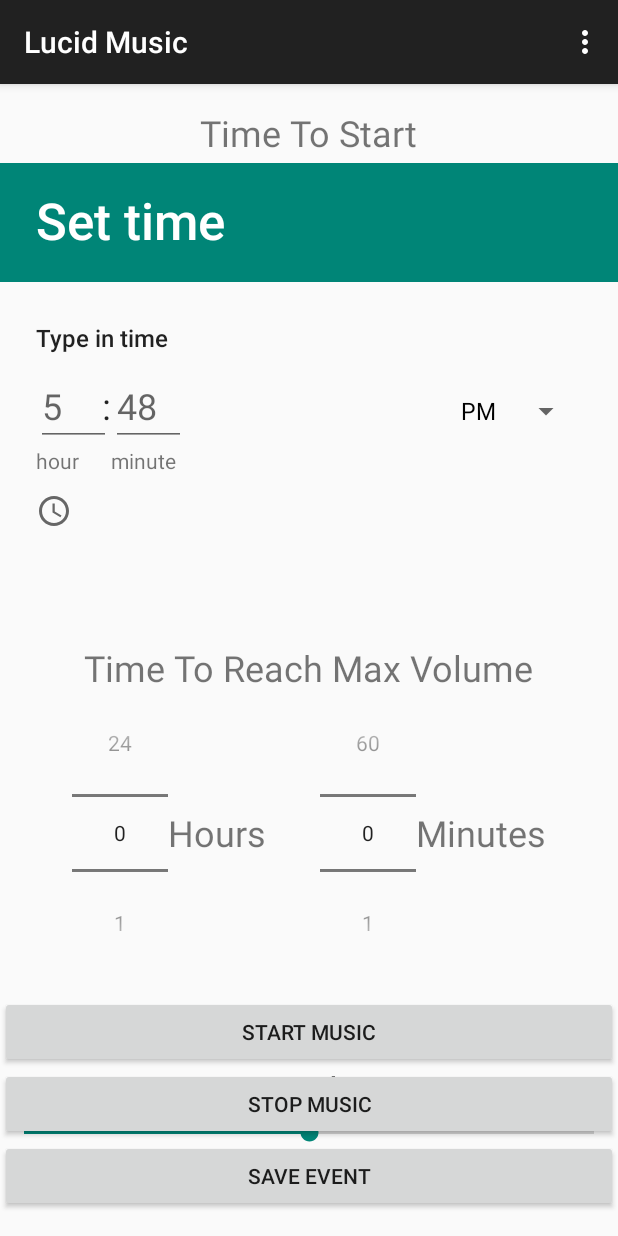
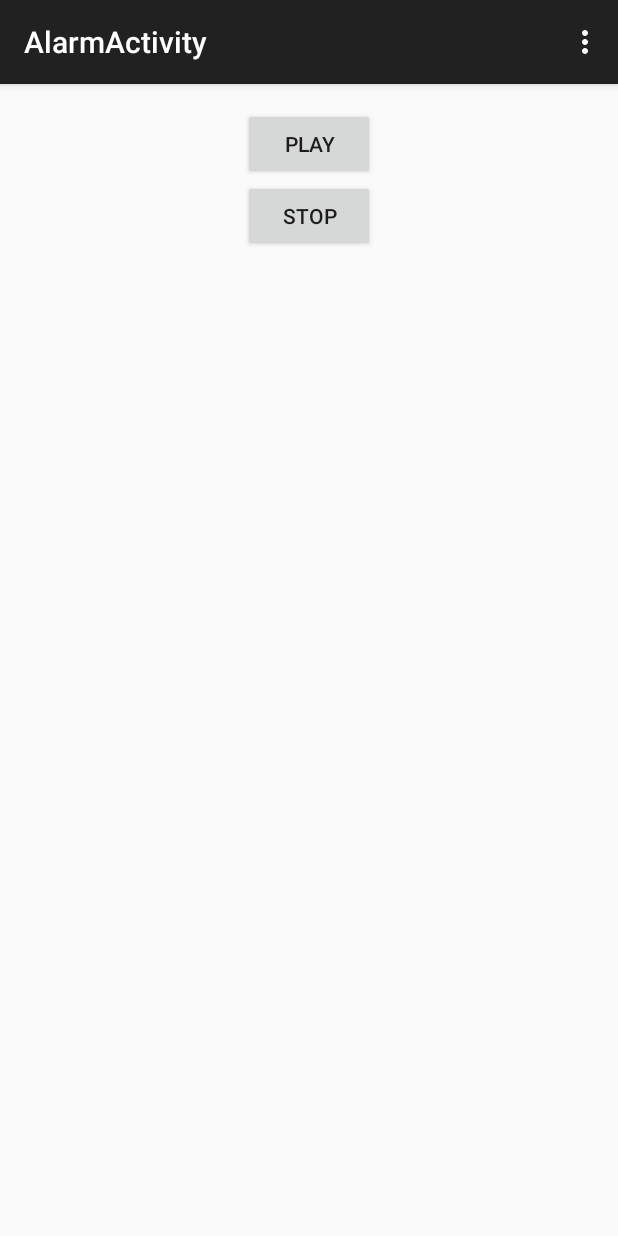
Before and after one commit to suttonbryand/LucidMusic, an Android app: the screen it shows after launch (MainActivity before the commit, AlarmActivity after it), in the options menu, after a tap on "Settings", on a phone screen of 412 x 824 dp. Run offline under Robolectric (Android 15) with nearby library versions, the phone set to English and light mode, and no system bars.

Commit message:
added alarm activity

```diff
--- a/lucidmusic/src/main/AndroidManifest.xml
+++ b/lucidmusic/src/main/AndroidManifest.xml
@@ -1,6 +1,7 @@
 <?xml version="1.0" encoding="utf-8"?>
 <manifest xmlns:android="http://schemas.android.com/apk/res/android"
     package="sutton.bryan.lucidmusic" >
+
     <uses-permission android:name="android.permission.READ_EXTERNAL_STORAGE" />
 
     <application
@@ -17,6 +18,10 @@
                 <category android:name="android.intent.category.LAUNCHER" />
             </intent-filter>
         </activity>
+        <activity
+            android:name="sutton.bryan.lucidmusic.AlarmActivity"
+            android:label="@string/title_activity_alarm" >
+        </activity>
     </application>
 
 </manifest>
--- /dev/null
+++ b/lucidmusic/src/main/java/sutton/bryan/lucidmusic/AlarmActivity.java
@@ -0,0 +1,86 @@
+package sutton.bryan.lucidmusic;
+
+import android.support.v7.app.ActionBarActivity;
+import android.support.v7.app.ActionBar;
+import android.support.v4.app.Fragment;
+import android.os.Bundle;
+import android.view.LayoutInflater;
+import android.view.Menu;
+import android.view.MenuItem;
+import android.view.View;
+import android.view.ViewGroup;
+import android.os.Build;
+
+public class AlarmActivity extends ActionBarActivity {
+
+    private LucidPlayer lucidplayer;
+
+    @Override
+    protected void onCreate(Bundle savedInstanceState) {
+        super.onCreate(savedInstanceState);
+        setContentView(R.layout.activity_alarm);
+
+        lucidplayer = new LucidPlayer();
+        lucidplayer.save(60,1);
+        lucidplayer.start();
+
+        if (savedInstanceState == null) {
+            getSupportFragmentManager().beginTransaction()
+                    .add(R.id.container, new PlaceholderFragment())
+                    .commit();
+        }
+    }
+
+
+    @Override
+    public boolean onCreateOptionsMenu(Menu menu) {
+
+        // Inflate the menu; this adds items to the action bar if it is present.
+        getMenuInflater().inflate(R.menu.alarm, menu);
+        return true;
+    }
+
+    @Override
+    public boolean onOptionsItemSelected(MenuItem item) {
+        // Handle action bar item clicks here. The action bar will
+        // automatically handle clicks on the Home/Up button, so long
+        // as you specify a parent activity in AndroidManifest.xml.
+        int id = item.getItemId();
+        if (id == R.id.action_settings) {
+            return true;
+        }
+        return super.onOptionsItemSelected(item);
+    }
+
+    public void play(View view){
+        android.util.Log.w("LucidPlayer","Main Play");
+        lucidplayer.start();
+    }
+
+    public void pause(View view){
+        lucidplayer.pause();
+    }
+
+    public void stop(View view){
+        android.util.Log.w("LucidPlayer","Main Stop");
+        lucidplayer.stop();
+
+    }
+
+    /**
+     * A placeholder fragment containing a simple view.
+     */
+    public static class PlaceholderFragment extends Fragment {
+
+        public PlaceholderFragment() {
+        }
+
+        @Override
+        public View onCreateView(LayoutInflater inflater, ViewGroup container,
+                Bundle savedInstanceState) {
+            View rootView = inflater.inflate(R.layout.fragment_alarm, container, false);
+            return rootView;
+        }
+    }
+
+}
--- a/lucidmusic/src/main/java/sutton/bryan/lucidmusic/LucidPlayer.java
+++ b/lucidmusic/src/main/java/sutton/bryan/lucidmusic/LucidPlayer.java
@@ -1,6 +1,9 @@
 package sutton.bryan.lucidmusic;
+
 import android.media.*;
-
+import java.util.Calendar;
+import android.app.AlarmManager;
+import android.content.Context;
 import java.io.IOException;
 
 
@@ -87,7 +90,7 @@ public class LucidPlayer extends MediaPlayer{
         }
     }
 
-    public void save(int hours, int minutes, double seconds_to_max, double max_volume_arg){
+    public void save(double seconds_to_max, double max_volume_arg){
         // TODO: set time
 
         setTimeToMaxVolume(seconds_to_max);
@@ -116,11 +119,13 @@ public class LucidPlayer extends MediaPlayer{
         t = new Thread(){
 
             public void run(){
-                android.util.Log.w("LucidPlayer","volume is " + current_volume + "out of " + max_volume);
-                while(current_volume < max_volume && status != STATUS_STOPPED){
-                    android.util.Log.w("LucidPlayer","volume is " + current_volume + "out of " + max_volume);
+                double max_vol = max_volume;
+                double vol_inc = volume_increment;
+                android.util.Log.w("LucidPlayer","volume is " + current_volume + "out of " + max_vol);
+                while(current_volume < max_vol && status != STATUS_STOPPED){
+                    android.util.Log.w("LucidPlayer","volume is " + current_volume + "out of " + max_vol);
                     if(status != STATUS_PAUSED && delay == 0){
-                        current_volume += volume_increment;
+                        current_volume += vol_inc;
                         player.setVolume((float)current_volume, (float)current_volume);
                     }
                     else if(delay > 0){
--- /dev/null
+++ b/lucidmusic/src/main/res/layout/activity_alarm.xml
@@ -0,0 +1,7 @@
+<FrameLayout xmlns:android="http://schemas.android.com/apk/res/android"
+    xmlns:tools="http://schemas.android.com/tools"
+    android:id="@+id/container"
+    android:layout_width="match_parent"
+    android:layout_height="match_parent"
+    tools:context="sutton.bryan.lucidmusic.AlarmActivity"
+    tools:ignore="MergeRootFrame" />
--- /dev/null
+++ b/lucidmusic/src/main/res/layout/fragment_alarm.xml
@@ -0,0 +1,37 @@
+<RelativeLayout xmlns:android="http://schemas.android.com/apk/res/android"
+    xmlns:tools="http://schemas.android.com/tools"
+    android:layout_width="match_parent"
+    android:layout_height="match_parent"
+    android:paddingLeft="@dimen/activity_horizontal_margin"
+    android:paddingRight="@dimen/activity_horizontal_margin"
+    android:paddingTop="@dimen/activity_vertical_margin"
+    android:paddingBottom="@dimen/activity_vertical_margin"
+    tools:context="sutton.bryan.lucidmusic.AlarmActivity$PlaceholderFragment">
+
+
+    <LinearLayout
+        android:orientation="vertical"
+        android:layout_width="fill_parent"
+        android:layout_height="fill_parent"
+        android:layout_alignParentTop="true"
+        android:layout_alignParentLeft="true"
+        android:layout_alignParentStart="true">
+
+        <Button
+            android:layout_width="wrap_content"
+            android:layout_height="wrap_content"
+            android:text="play"
+            android:id="@+id/play"
+            android:onClick="play"
+            android:layout_gravity="center_horizontal" />
+
+        <Button
+            android:layout_width="wrap_content"
+            android:layout_height="wrap_content"
+            android:text="stop"
+            android:id="@+id/stop"
+            android:onClick="stop"
+            android:layout_gravity="center_horizontal" />
+    </LinearLayout>
+
+</RelativeLayout>
--- /dev/null
+++ b/lucidmusic/src/main/res/menu/alarm.xml
@@ -0,0 +1,10 @@
+<menu xmlns:android="http://schemas.android.com/apk/res/android"
+    xmlns:app="http://schemas.android.com/apk/res-auto"
+    xmlns:tools="http://schemas.android.com/tools"
+    tools:context="sutton.bryan.lucidmusic.AlarmActivity" >
+
+    <item android:id="@+id/action_settings"
+        android:title="@string/action_settings"
+        android:orderInCategory="100"
+        app:showAsAction="never" />
+</menu>
--- a/lucidmusic/src/main/res/values/strings.xml
+++ b/lucidmusic/src/main/res/values/strings.xml
@@ -12,7 +12,6 @@
     <string name="max_volume">Max Volume</string>
     <string name="hours_label">Hours</string>
     <string name="minutes_label">Minutes</string>
-
-
+    <string name="title_activity_alarm">AlarmActivity</string>
 
 </resources>
```
Also changed, not shown: lucidmusic/src/main/java/sutton/bryan/lucidmusic/MainActivity.java (+26 -3 lines), lucidmusic/src/main/res/layout/fragment_main.xml (+11 -2 lines).
